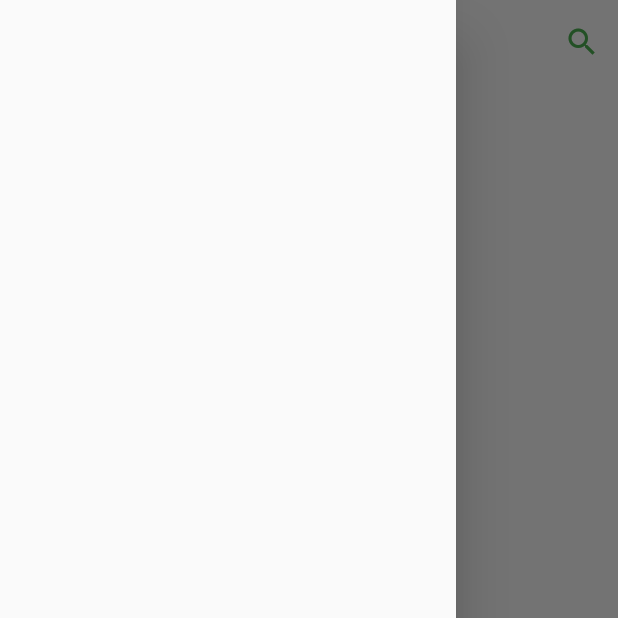
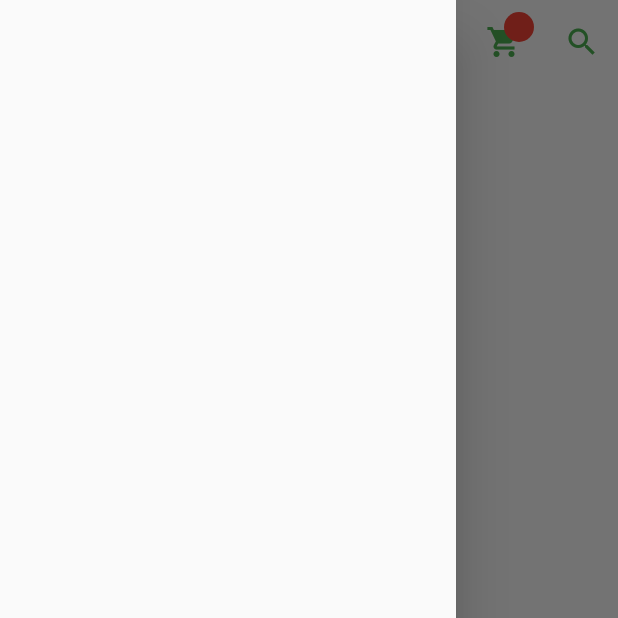
Before and after one commit to OblivionLight7/Search-in-Flutter-using-SearchDelegate, a Flutter app: the screen it shows after launch, with the side drawer open, on a phone screen of 412 x 824 dp, the top half of it. Run offline on Flutter 3.47's test engine with Material 2 defaults, Android fonts, the phone set to English and light mode, and no system bars.

```diff
--- a/lib/main.dart
+++ b/lib/main.dart
@@ -1,6 +1,7 @@
 import 'dart:convert';
 import 'package:flutter/material.dart';
 import 'package:http/http.dart' as http;
+
 
 List Names = [];
 
@@ -29,18 +30,53 @@ class _HomeScreenState extends State<HomeScreen> {
   Widget build(BuildContext context) {
     // TODO: implement build
     return Scaffold(
-      // extendBodyBehindAppBar: true,
+      //extendBodyBehindAppBar: true,
       appBar: AppBar(
         backgroundColor: Color(0x00000000),
         elevation: 0,
         centerTitle: true,
         iconTheme: IconThemeData(color: Colors.green),
+        title: Text(
+          "Search here",
+          style: TextStyle(
+            color: Colors.grey,
+          ),
+        ),
+
+
         actions: <Widget>[
+          //changes
+          IconButton(
+              icon: Stack(
+                children: [
+                  Align(
+                    child: Icon(Icons.shopping_cart),
+                    alignment: Alignment.centerLeft,
+                  ),
+                  Align(
+                      alignment: Alignment.topRight,
+                      child: CircleAvatar(
+                        radius: 10,
+                        /*child: BlocBuilder<MedicineBloc, BlocState>(
+                                      builder: (context, state)=>Text('${BlocProvider.of<MedicineBloc>(context).cartProducts.length}', style: TextStyle(fontSize: 11, fontWeight: FontWeight.bold))
+                                  ),*/
+                        backgroundColor: Colors.red,
+                      )
+                  )
+                ],
+              ),
+              //onPressed: ()=>Navigator.of(context).push(MaterialPageRoute(builder: (context)=>Cart())),
+              onPressed: (){}
+          ),
+          //till here
+
+
           IconButton(
               icon: Icon(Icons.search),
               onPressed: () {
                 showSearch(context: context, delegate: DataSearch());
               })
+
         ],
       ),
       drawer: Drawer(),
@@ -51,7 +87,9 @@ class _HomeScreenState extends State<HomeScreen> {
   }
 }
 
+
 class Medicine {
+
   final String Name;
   final String Composition;
   final String Usage;
@@ -70,6 +108,9 @@ class Medicine {
     );
   }
 }
+
+
+
 
 class DataSearch extends SearchDelegate<String> {
   @override
@@ -101,6 +142,7 @@ class DataSearch extends SearchDelegate<String> {
           close(context, null);
         });
   }
+
 
   @override
   Widget buildResults(BuildContext context) {
@@ -169,6 +211,16 @@ class DataSearch extends SearchDelegate<String> {
                             data[index].Usage,
                             style: TextStyle(fontSize: 15),
                           ),
+
+                          //changes
+                          IconButton(
+                              icon: Icon(Icons.shopping_cart),
+                              //onPressed: ()=>BlocProvider.of<ProductBloc>(context).add(AddToCart(product: snap.data[index]))
+                              onPressed: (){}
+                          ),
+                          SizedBox(height: 15),
+
+                          //till here
                         ],
                       ),
                     ),
@@ -211,4 +263,5 @@ class DataSearch extends SearchDelegate<String> {
       itemCount: suggestionList.length,
     );
   }
+
 }
--- a/pubspec.yaml
+++ b/pubspec.yaml
@@ -25,6 +25,7 @@ dependencies:
     sdk: flutter
   dio: 1.0.0
   http: ^0.13.3
+  badges: ^1.1.1
 
 
   # The following adds the Cupertino Icons font to your application.
```
Also changed, not shown: lib/Cart.dart (added, +88 -0 lines), assets/homeBackground.jpg (deleted), assets/logo.jpg (deleted), assets/logo1.jpg (deleted), images/grid1.jpg (deleted), pubspec.lock.
